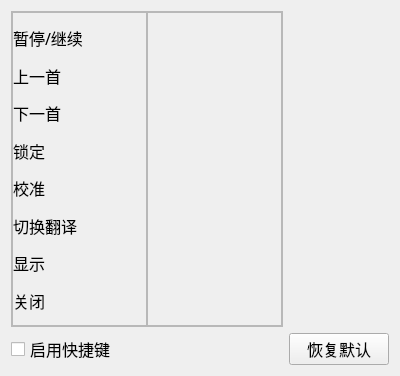
Above: SpotifyLyricWindow/resource/ui/ui_file/HotkeysPage.ui from Mai-icy/Spotify-lyrics-window before the change. Below: the same form after it.
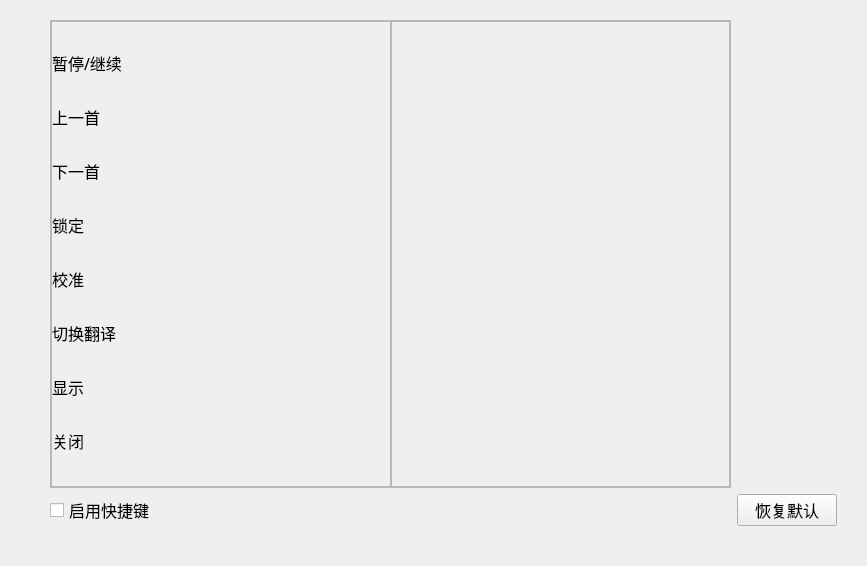
That is the form after the change.

```diff
--- a/SpotifyLyricWindow/resource/ui/ui_file/HotkeysPage.ui
+++ b/SpotifyLyricWindow/resource/ui/ui_file/HotkeysPage.ui
@@ -6,8 +6,8 @@
    <rect>
     <x>0</x>
     <y>0</y>
-    <width>400</width>
-    <height>376</height>
+    <width>867</width>
+    <height>566</height>
    </rect>
   </property>
   <property name="font">
@@ -19,7 +19,57 @@
   <property name="windowTitle">
    <string>LyricsPage</string>
   </property>
-  <layout class="QGridLayout" name="gridLayout">
+  <layout class="QGridLayout" name="hotkeyspage_gridLayout">
+   <property name="leftMargin">
+    <number>50</number>
+   </property>
+   <property name="topMargin">
+    <number>20</number>
+   </property>
+   <property name="rightMargin">
+    <number>30</number>
+   </property>
+   <property name="bottomMargin">
+    <number>40</number>
+   </property>
+   <item row="1" column="2">
+    <widget class="QPushButton" name="hotkeys_default_button">
+     <property name="minimumSize">
+      <size>
+       <width>100</width>
+       <height>32</height>
+      </size>
+     </property>
+     <property name="maximumSize">
+      <size>
+       <width>100</width>
+       <height>32</height>
+      </size>
+     </property>
+     <property name="text">
+      <string>恢复默认</string>
+     </property>
+    </widget>
+   </item>
+   <item row="1" column="0">
+    <widget class="QCheckBox" name="enable_hotkeys_checkBox">
+     <property name="minimumSize">
+      <size>
+       <width>0</width>
+       <height>32</height>
+      </size>
+     </property>
+     <property name="maximumSize">
+      <size>
+       <width>16777215</width>
+       <height>32</height>
+      </size>
+     </property>
+     <property name="text">
+      <string>启用快捷键</string>
+     </property>
+    </widget>
+   </item>
    <item row="0" column="0" colspan="2">
     <widget class="QFrame" name="hotkeys_frame">
      <property name="frameShape">
@@ -235,25 +285,6 @@
      </layout>
     </widget>
    </item>
-   <item row="1" column="0">
-    <widget class="QCheckBox" name="enable_hotkeys_checkBox">
-     <property name="minimumSize">
-      <size>
-       <width>0</width>
-       <height>32</height>
-      </size>
-     </property>
-     <property name="maximumSize">
-      <size>
-       <width>16777215</width>
-       <height>32</height>
-      </size>
-     </property>
-     <property name="text">
-      <string>启用快捷键</string>
-     </property>
-    </widget>
-   </item>
    <item row="1" column="1">
     <spacer name="hotkeys_page_horizontalSpacer">
      <property name="orientation">
@@ -267,25 +298,6 @@
      </property>
     </spacer>
    </item>
-   <item row="1" column="2">
-    <widget class="QPushButton" name="hotkeys_default_button">
-     <property name="minimumSize">
-      <size>
-       <width>100</width>
-       <height>32</height>
-      </size>
-     </property>
-     <property name="maximumSize">
-      <size>
-       <width>100</width>
-       <height>32</height>
-      </size>
-     </property>
-     <property name="text">
-      <string>恢复默认</string>
-     </property>
-    </widget>
-   </item>
   </layout>
  </widget>
  <resources/>
```
